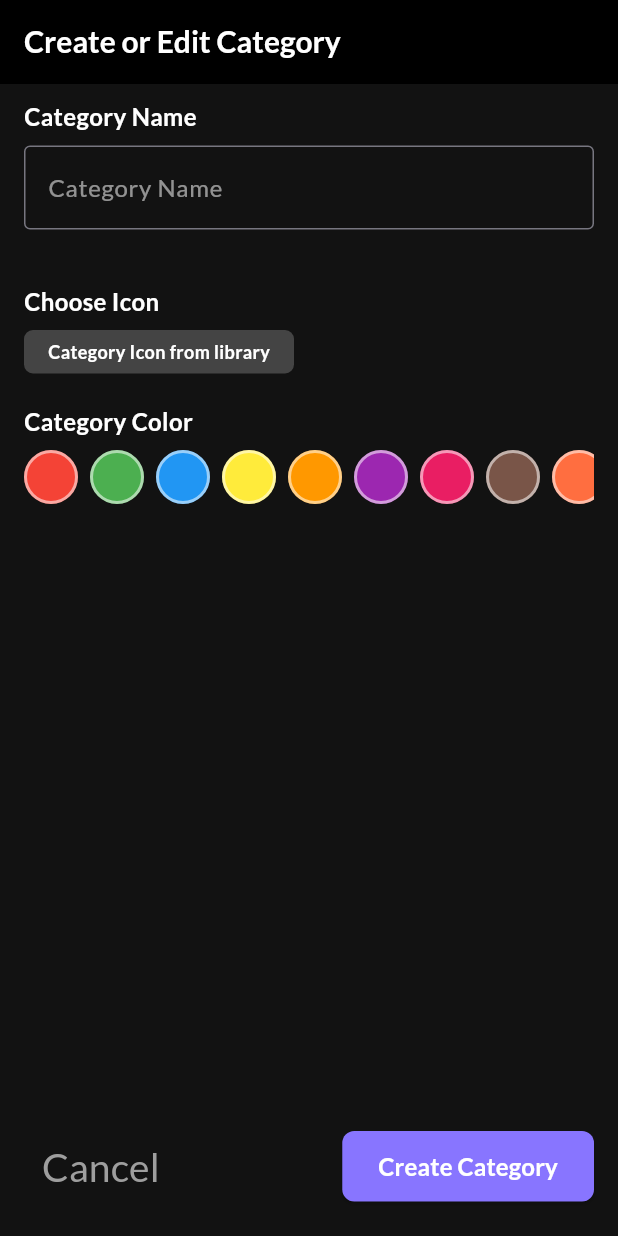
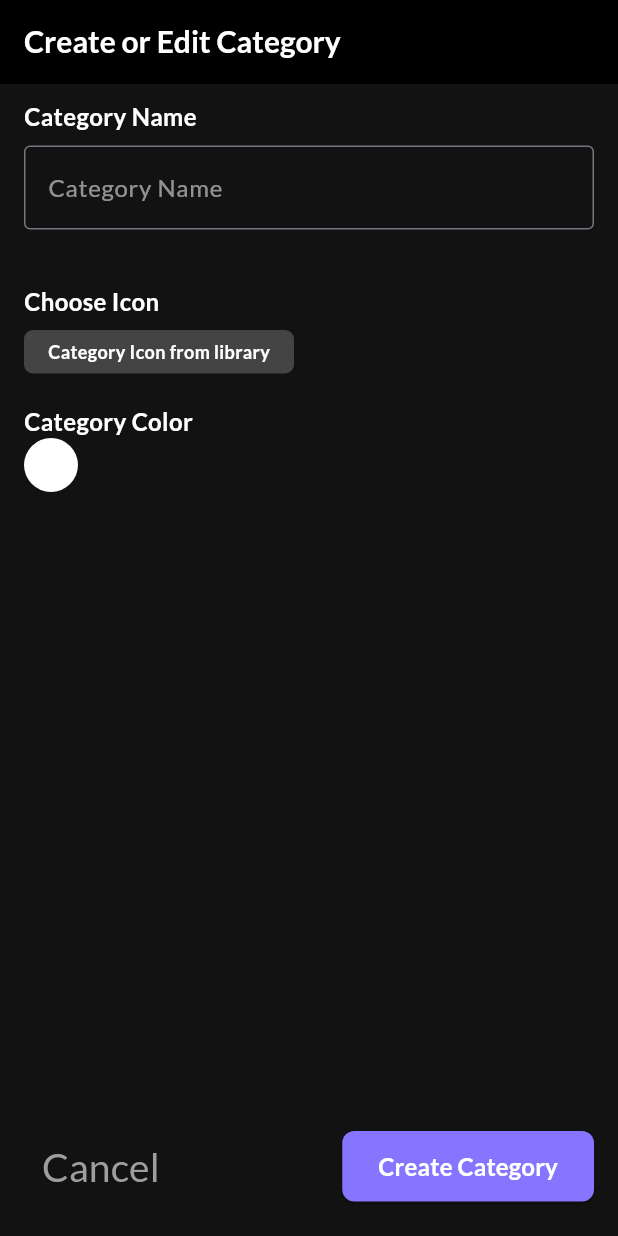
Before and after one commit to hieuvolaptrinh/DailyFlow-Flutter, a Flutter app: the screen it shows after launch, on a phone screen of 412 x 824 dp. Run offline on Flutter 3.47's test engine with Material 3 defaults, Android fonts, the phone set to English and light mode, and no system bars; our stand-ins replace easy_localization, flutter_colorpicker, google_fonts, realm, shared_preferences; missing offline and left inert: flutter_iconpicker; generated files the repository leaves out were written again.

Commit message:
feat: Implement category management with Realm integration and UI enhancements

```diff
--- a/lib/ui/category/create_edit_category.dart
+++ b/lib/ui/category/create_edit_category.dart
@@ -1,5 +1,7 @@
 import 'package:easy_localization/easy_localization.dart';
 import 'package:flutter/material.dart';
+import 'package:flutter_colorpicker/flutter_colorpicker.dart';
+import 'package:flutter_iconpicker/flutter_iconpicker.dart';
 
 class CreateOrEditCategory extends StatefulWidget {
   const CreateOrEditCategory({super.key});
@@ -9,10 +11,11 @@ class CreateOrEditCategory extends StatefulWidget {
 }
 
 class _CreateOrEditCategoryState extends State<CreateOrEditCategory> {
-  final _nameCategoryTextController =
-      TextEditingController(); // để quản lý các text field
+  final _nameCategoryTextController = TextEditingController(); // để quản lý
   List<Color> _colorDataSource = [];
-  Color? colorSelected = null;
+  Color _colorSelected = Colors.white;
+
+  IconData? _iconSlected;
 
   @override
   void dispose() {
@@ -123,7 +126,7 @@ class _CreateOrEditCategoryState extends State<CreateOrEditCategory> {
           _buildFieldTitle("Choose Icon "),
           GestureDetector(
             onTap: () {
-              print("Hello: Choose Icon Category from library");
+              _chooseIcon();
             },
             child: Container(
               margin: const EdgeInsets.only(top: 8),
@@ -132,7 +135,10 @@ class _CreateOrEditCategoryState extends State<CreateOrEditCategory> {
                 borderRadius: BorderRadius.circular(6),
                 color: Color(0xFFFFFFFF).withOpacity(0.21),
               ),
-              child: Text(
+
+              child: _iconSlected != null
+                  ? Icon(_iconSlected, color: Colors.white, size: 26)
+                  : Text(
                       "Category Icon from library",
                       style: TextStyle(
                         fontSize: 12,
@@ -156,48 +162,62 @@ class _CreateOrEditCategoryState extends State<CreateOrEditCategory> {
         crossAxisAlignment: CrossAxisAlignment.start,
         children: [
           _buildFieldTitle("Category Color"),
-          Container(
-            margin: const EdgeInsets.only(top: 8),
-            width: double.infinity,
-            height: 36,
-            child: ListView.builder(
-              scrollDirection: Axis.horizontal,
-              itemBuilder: (context, index) {
-                // các biến chức năng
-                final color = _colorDataSource.elementAt(index);
-                bool isSelected = colorSelected == color;
-                return GestureDetector(
-                  onTap: () {
-                    // check
-                    print(" chooses color $index");
-                    // set state để build lại giao diện khi thay đổi nhé
-                    setState(() {
-                      colorSelected = color;
-                    });
-                  },
+          GestureDetector(
+            // là widget bọc lại để lắng nghe sự kiện của người dùng thôi
+            onTap: () => _onChooseCategoryBackgroundColor(),
             child: Container(
               width: 36,
               height: 36,
               margin: const EdgeInsets.only(right: 8),
               decoration: BoxDecoration(
                 borderRadius: BorderRadius.circular(36 / 2),
-                      border: Border.all(
-                        width: isSelected ? 3 : 2,
-                        color: isSelected
-                            ? const Color.fromARGB(255, 255, 0, 0)
-                            : Colors.white54,
-                      ),
-                      color: color,
-                    ),
-                    child: isSelected
-                        ? const Icon(Icons.check, color: Colors.white)
-                        : null,
-                  ),
-                );
-              },
-              itemCount: _colorDataSource.length,
+
+                color: _colorSelected ?? Colors.white,
               ),
             ),
+          ),
+          // Container(
+          //   margin: const EdgeInsets.only(top: 8),
+          //   width: double.infinity,
+          //   height: 36,
+          //   child: ListView.builder(
+          //     scrollDirection: Axis.horizontal,
+          //     itemBuilder: (context, index) {
+          //       // các biến chức năng
+          //       final color = _colorDataSource.elementAt(index);
+          //       bool isSelected = colorSelected == color;
+          //       return GestureDetector(
+          //         onTap: () {
+          //           // check
+          //           print(" chooses color $index");
+          //           // set state để build lại giao diện khi thay đổi nhé
+          //           setState(() {
+          //             colorSelected = color;
+          //           });
+          //         },
+          //         child: Container(
+          //           width: 36,
+          //           height: 36,
+          //           margin: const EdgeInsets.only(right: 8),
+          //           decoration: BoxDecoration(
+          //             borderRadius: BorderRadius.circular(36 / 2),
+          //             border: Border.all(
+          //               width: isSelected ? 3 : 2,
+          //               color: isSelected
+          //                   ? const Color.fromARGB(255, 255, 0, 0)
+          //                   : Colors.white54,
+          //             ),
+          //             color: color,
+          //           ),
+          //           child: isSelected
+          //               ? const Icon(Icons.check, color: Colors.white)
+          //               : null,
+          //         ),
+          //       );
+          //     },
+          //     itemCount: _colorDataSource.length,
+          //   ),
+          // ),
         ],
       ),
     );
@@ -262,4 +282,52 @@ class _CreateOrEditCategoryState extends State<CreateOrEditCategory> {
     final categoryName = _nameCategoryTextController.text;
     print("Create Category: $categoryName");
   }
+
+  // đã thêm thư viện flutter_iconpicker: ^4.0.1 nên có thể chọn icon
+  void _chooseIcon() async {
+    IconData? icon = await FlutterIconPicker.showIconPicker(
+      context,
+      iconPackModes: [IconPack.material],
+    );
+
+    setState(() {
+      _iconSlected = icon;
+    });
   }
+
+  // choose color của background category
+  void _onChooseCategoryBackgroundColor() async {
+    showDialog(
+      context: context,
+      builder: (context) {
+        // cách 1
+        // return AlertDialog(
+        //   content: SingleChildScrollView(
+        //     child: ColorPicker(
+        //       pickerColor: _colorSelected,
+        //       onColorChanged: (color) {
+        //         setState(() {
+        //           _colorSelected = color;
+        //         });
+        //       },
+        //     ),
+        //   ),
+        // );
+
+        // cách 2
+        return AlertDialog(
+          content: SingleChildScrollView(
+            child: MaterialPicker(
+              pickerColor: _colorSelected,
+              onColorChanged: (color) {
+                setState(() {
+                  _colorSelected = color;
+                });
+              },
+            ),
+          ),
+        );
+      },
+    );
+  }
+}
--- a/pubspec.yaml
+++ b/pubspec.yaml
@@ -24,12 +24,16 @@ dependencies:
   shared_preferences: ^2.5.3
   easy_localization: ^3.0.8
   google_fonts: ^6.2.1
+  realm: ^20.2.0
+  flutter_iconpicker: 3.2.4
+  flutter_colorpicker: ^1.1.0
 
 dev_dependencies:
   flutter_test:
     sdk: flutter
 
   flutter_lints: ^5.0.0
+  build_runner: ^2.4.15
 
 flutter:
   uses-material-design: true
```
Also changed, not shown: lib/data/model/category_realm_entity.dart (added, +15 -0 lines), lib/data/model/category_realm_entity.realm.dart (added, +126 -0 lines), pubspec.lock. Lines whose indentation alone changed are shown as unchanged.
